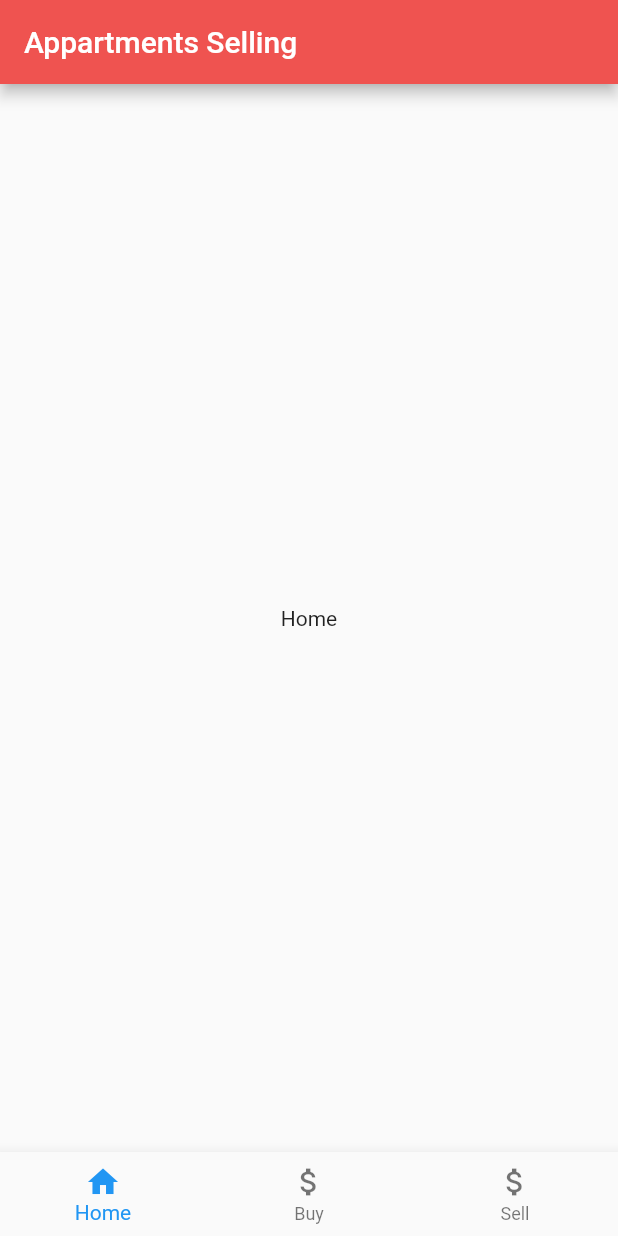
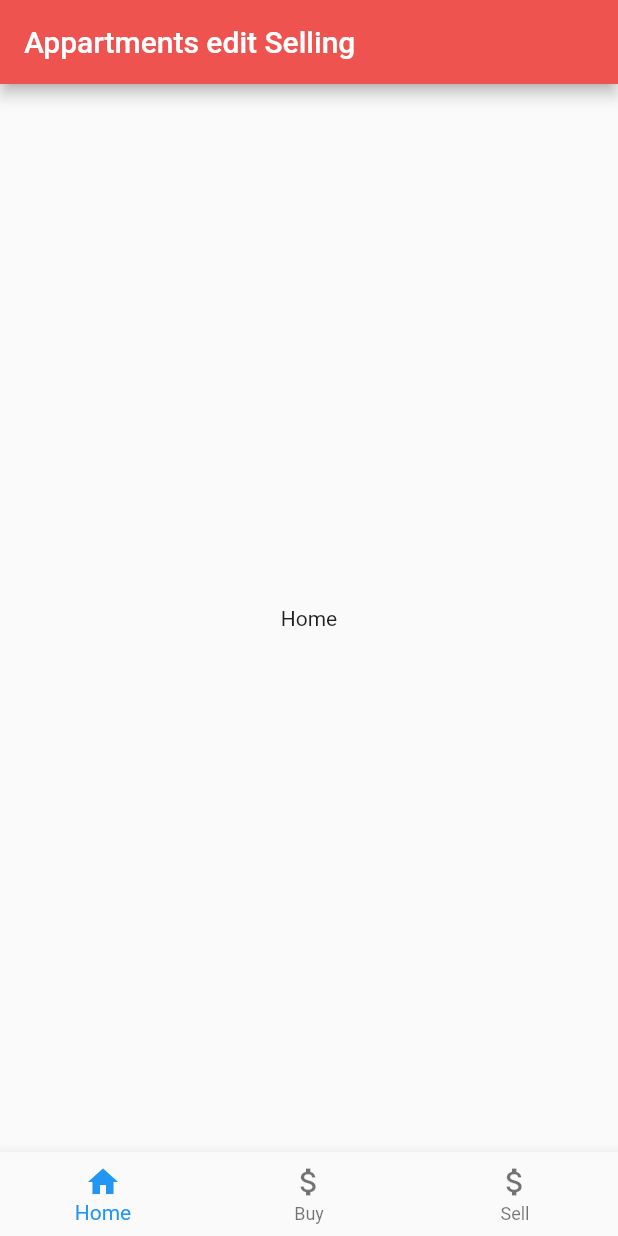
Before and after one commit to alihashem8/properties-mobile, a Flutter app: the screen it shows after launch, on a phone screen of 412 x 824 dp. Run offline on Flutter 3.47's test engine with Material 2 defaults, Android fonts, the phone set to English and light mode, and no system bars; missing offline and left inert: dart:html.

Commit message:
test senior

```diff
--- a/lib/Senior.dart
+++ b/lib/Senior.dart
@@ -28,7 +28,7 @@ class _MyAppState extends State<MyApp> {
   Widget build(BuildContext context) {
     return Scaffold(
       appBar: AppBar(
-          title: Text("Appartments Selling"), backgroundColor: Colors.red[400]),
+          title: Text("Appartments edit Selling"), backgroundColor: Colors.red[400]),
       body: Center(child: _pages[_selectedTabIndex]),
       bottomNavigationBar: BottomNavigationBar(
         currentIndex: _selectedTabIndex,
```
